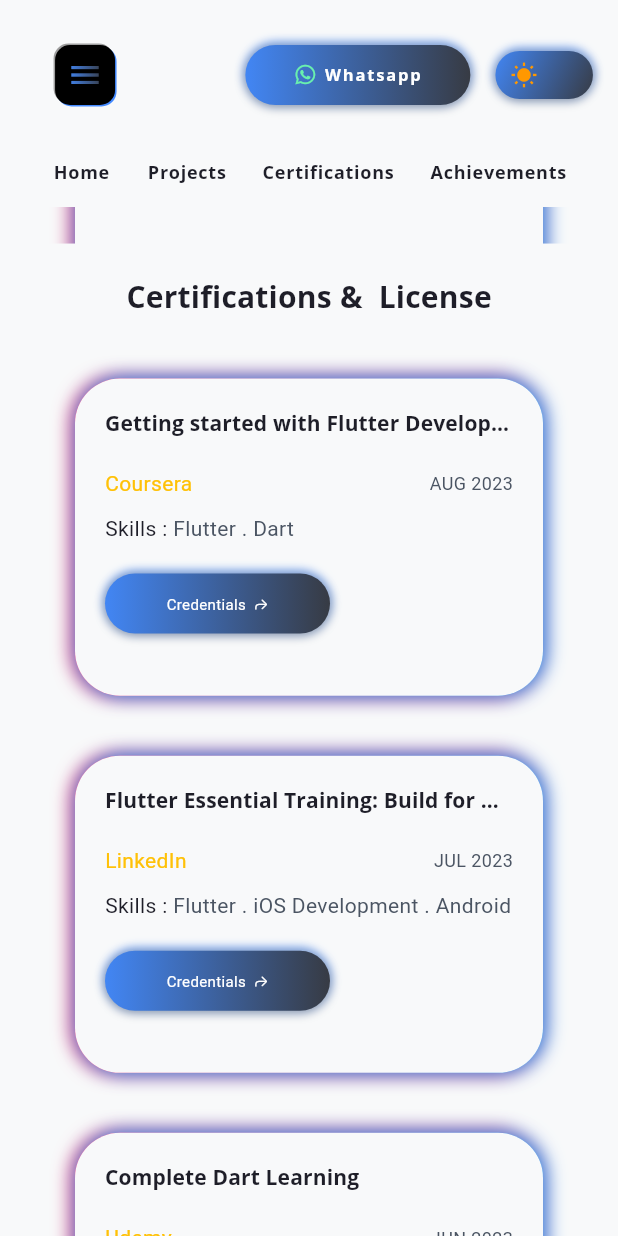
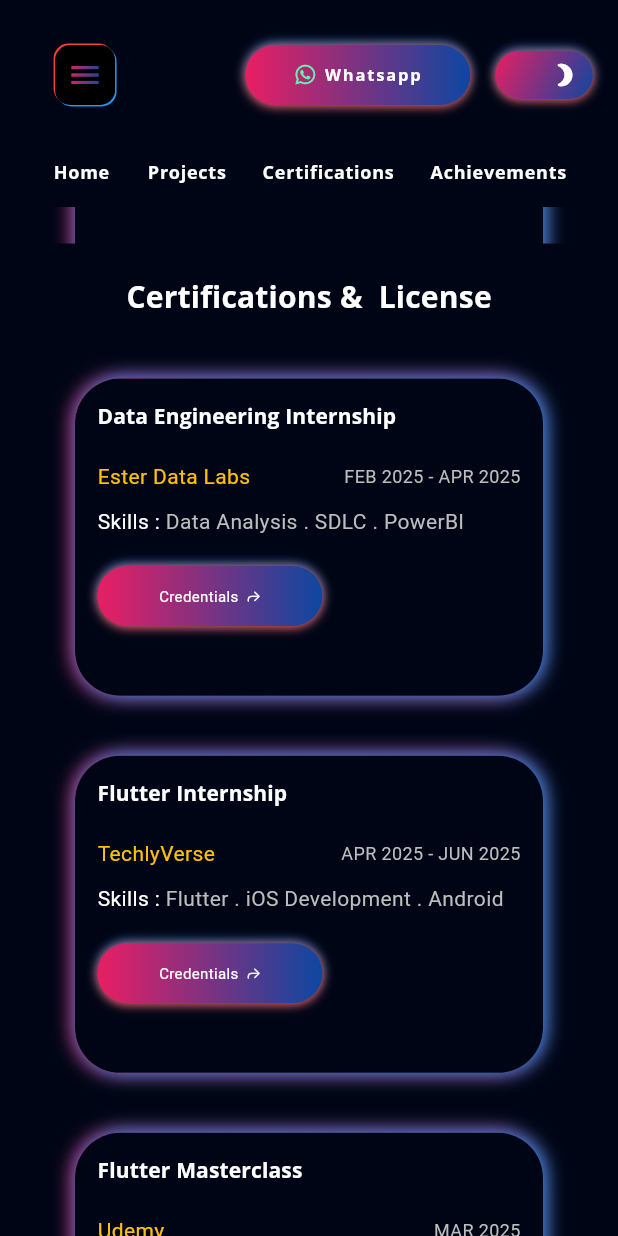
Before and after one commit to ZaidShaikh01/Portfolio-Flutter-WebApp, a Flutter app: the screen it shows after launch, scrolled down 1152 dp, on a phone screen of 412 x 824 dp. Run offline on Flutter 3.47's test engine with Material 3 defaults, Android fonts, the phone set to English and light mode, and no system bars; our stand-ins replace flutter_svg, font_awesome_flutter, get, google_fonts, photo_view.

Commit message:
Personal Detils added

```diff
--- a/lib/model/certificate_model.dart
+++ b/lib/model/certificate_model.dart
@@ -16,89 +16,97 @@
 
 List<CertificateModel> certificateList = [
   CertificateModel(
-    name: 'Getting started with Flutter Development',
-    organization: 'Coursera',
-    date: 'AUG 2023',
-    skills: 'Flutter . Dart',
-    credential:  'https://www.coursera.org/account/accomplishments/certificate/HQ4LFHSF4LKZ',
+    name: 'Data Engineering Internship',
+    organization: 'Ester Data Labs',
+    date: 'FEB 2025 - APR 2025',
+    skills: 'Data Analysis . SDLC . PowerBI',
+    credential:
+        'https://drive.google.com/file/d/1Gm-aEUW36o060od9t6NPxqhDfoMRgRkS/view',
   ),
   CertificateModel(
-    name: 'Flutter Essential Training: Build for Multiple Platforms',
-    organization: 'LinkedIn',
-    date: 'JUL 2023',
+    name: 'Flutter Internship',
+    organization: 'TechlyVerse',
+    date: 'APR 2025 - JUN 2025',
     skills: 'Flutter . iOS Development . Android Development',
-    credential:  'https://www.linkedin.com/learning/certificates/450fc4e2f495726aea50a067caf586869ccf0cb92ebcc5a4c7b5648a95754a8f',
+    credential:
+        'https://drive.google.com/file/d/1IjEXktf3uEhXcmDlSY2k4I-Y2QdxNgBe/view?usp=drive_link',
   ),
   CertificateModel(
-    name: 'Complete Dart Learning',
+    name: 'Flutter Masterclass',
     organization: 'Udemy',
-    date: 'JUN 2023',
+    date: 'MAR 2025',
     skills: 'Flutter . Dart . Programming',
-    credential:  'https://www.udemy.com/certificate/UC-5b01c756-0d20-4342-94e6-9d5860d1c95e/',
+    credential:
+        'https://www.udemy.com/certificate/UC-9a957f7d-c1c4-4cc1-9ca7-fe104b2b157d/',
   ),
   CertificateModel(
-    name: 'Flutter REST Movie App',
-    organization: 'Udemy',
-    date: 'AUG 2023',
-    skills: 'Flutter . Rest API\'s . Cloud',
-    credential:  'https://www.udemy.com/certificate/UC-22efc7ca-3df5-4f26-8025-4a1bd2672f19/',
+    name: 'IR4.O',
+    organization: 'TechSaksham,',
+    date: 'FEB 2025',
+    skills: 'Python . SQL . ShellScripting',
+    credential:
+        'https://drive.google.com/file/d/1i1ND1-AXycij5ttz41lxdufpAwzx5DF-/view?usp=drive_link',
   ),
-  CertificateModel(
-    name: 'Modularizing and Organizing Flutter Code',
-    organization: 'LinkedIn',
-    date: 'JUL 2023',
-    skills: 'Flutter . Clean Architecture',
-    credential:  'https://www.linkedin.com/learning/certificates/686276fa42629d4f1291da79ea46bfde0222954b60297a2e728c770768f23407',
-  ),
-  CertificateModel(
-    name: 'Powering Your App with Live Web Data',
-    organization: 'LinkedIn',
-    date: 'JUL 2023',
-    skills: 'Flutter . Dart . Firebase . API\'s',
-    credential:  'https://www.linkedin.com/learning/certificates/643f05463ae529f24bd9ea66a6ead9a20469bdb875a9ddda048c698eda3ee7c1',
-  ),
-  CertificateModel(
-    name: 'Firebase Cloud Firestore',
-    organization: 'LinkedIn',
-    date: 'JUL 2023',
-    skills: 'Flutter . Dart . Firebase . FireStore',
-    credential:  'https://www.linkedin.com/learning/certificates/8f8be25531d2bcdbab1972482150277f9a239a13ba4d314c0574638bf28d07d2',
-  ),
-  CertificateModel(
-    name: 'Android App Security',
-    organization: 'LinkedIn',
-    date: 'JUL 2023',
-    skills: 'Pentesting . Android App',
-    credential:  'https://www.linkedin.com/learning/certificates/1c6581b35d06edfbd6275d09e84b068e813880bf7d217b703716962d7aca3518',
-  ),
-  CertificateModel(
-    name: 'Foundations of Cybersecurity',
-    organization: 'Grow with Google on Coursera',
-    date: 'JUL 2023',
-    skills: 'Ethical Hacking . Linux . Cyber Security ',
-    credential:  'https://coursera.org/share/67e5cb0dd7c478f1d7ec81079c3a40b8',
-  ),
-  CertificateModel(
-    name: 'HTML, CSS, and Javascript for Web Developers',
-    organization: 'JUL Coursera',
-    date: 'JUL 2023',
-    skills: 'HTML . CSS . JS . Web Development',
-    credential:  'https://coursera.org/share/67e5cb0dd7c478f1d7ec81079c3a40b8',
-  ),
-  CertificateModel(
-    name: 'Network Defense Essentials (NDE)',
-    organization: 'EC-Council',
-    date: 'JUL 2023',
-    skills: 'Cyber Security . Networking ',
-    credential:  'https://codered.eccouncil.org/certificate/43a2d2a7-40ed-4230-9e65-a9aa0935e651?logged=false',
-  ),
-
-
-
-
-
-
-
-
-
+  // CertificateModel(
+  //   name: 'Flutter REST Movie App',
+  //   organization: 'Udemy',
+  //   date: 'AUG 2023',
+  //   skills: 'Flutter . Rest API\'s . Cloud',
+  //   credential:
+  //       'https://www.udemy.com/certificate/UC-22efc7ca-3df5-4f26-8025-4a1bd2672f19/',
+  // ),
+  // CertificateModel(
+  //   name: 'Modularizing and Organizing Flutter Code',
+  //   organization: 'LinkedIn',
+  //   date: 'JUL 2023',
+  //   skills: 'Flutter . Clean Architecture',
+  //   credential:
+  //       'https://www.linkedin.com/learning/certificates/686276fa42629d4f1291da79ea46bfde0222954b60297a2e728c770768f23407',
+  // ),
+  // CertificateModel(
+  //   name: 'Powering Your App with Live Web Data',
+  //   organization: 'LinkedIn',
+  //   date: 'JUL 2023',
+  //   skills: 'Flutter . Dart . Firebase . API\'s',
+  //   credential:
+  //       'https://www.linkedin.com/learning/certificates/643f05463ae529f24bd9ea66a6ead9a20469bdb875a9ddda048c698eda3ee7c1',
+  // ),
+  // CertificateModel(
+  //   name: 'Firebase Cloud Firestore',
+  //   organization: 'LinkedIn',
+  //   date: 'JUL 2023',
+  //   skills: 'Flutter . Dart . Firebase . FireStore',
+  //   credential:
+  //       'https://www.linkedin.com/learning/certificates/8f8be25531d2bcdbab1972482150277f9a239a13ba4d314c0574638bf28d07d2',
+  // ),
+  // CertificateModel(
+  //   name: 'Android App Security',
+  //   organization: 'LinkedIn',
+  //   date: 'JUL 2023',
+  //   skills: 'Pentesting . Android App',
+  //   credential:
+  //       'https://www.linkedin.com/learning/certificates/1c6581b35d06edfbd6275d09e84b068e813880bf7d217b703716962d7aca3518',
+  // ),
+  // CertificateModel(
+  //   name: 'Foundations of Cybersecurity',
+  //   organization: 'Grow with Google on Coursera',
+  //   date: 'JUL 2023',
+  //   skills: 'Ethical Hacking . Linux . Cyber Security ',
+  //   credential: 'https://coursera.org/share/67e5cb0dd7c478f1d7ec81079c3a40b8',
+  // ),
+  // CertificateModel(
+  //   name: 'HTML, CSS, and Javascript for Web Developers',
+  //   organization: 'JUL Coursera',
+  //   date: 'JUL 2023',
+  //   skills: 'HTML . CSS . JS . Web Development',
+  //   credential: 'https://coursera.org/share/67e5cb0dd7c478f1d7ec81079c3a40b8',
+  // ),
+  // CertificateModel(
+  //   name: 'Network Defense Essentials (NDE)',
+  //   organization: 'EC-Council',
+  //   date: 'JUL 2023',
+  //   skills: 'Cyber Security . Networking ',
+  //   credential:
+  //       'https://codered.eccouncil.org/certificate/43a2d2a7-40ed-4230-9e65-a9aa0935e651?logged=false',
+  // ),
 ];
--- a/lib/model/project_model.dart
+++ b/lib/model/project_model.dart
@@ -8,50 +8,35 @@
 
 List<Project> projectList = [
   Project(
-    'Coffee Application',
-    'Presenting "Coffee" - a Flutter UI application that invites you to indulge in a delightful coffee adventure. Immerse yourself in the world of rich aroma and flavor as you browse through an exquisite selection of specialty coffees. With a user-friendly interface, exploring different blends and discovering their unique details becomes a delightful experience.',
+    'Weather Application',
+    'Presenting "Weatherly" — a Flutter-powered weather application that brings forecasts to life with clarity and elegance. Stay informed and prepared as you explore real-time weather updates, temperature trends, and detailed forecasts in a sleek, intuitive interface. Whether you are planning your day or tracking storms, Weatherly makes it effortless to experience the world’s climate — one location at a time.',
     'assets/images/coffee.png',
-    'https://github.com/Hamad-Anwar/Coffe-Shop-Beautifull-UI',
+    'https://github.com/ZaidShaikh01/flutter_learn/tree/main/weather_app',
   ),
   Project(
-    'Car Controller Application UI',
-    'Car Control Dashboard is a user-friendly mobile application built using Flutter and powered by GetX for efficient state management. Enjoy a modern and intuitive design that adapts to various screen sizes, Interact with dynamic car controls, including speed, steering, and temperature. Realistic animations enhance the visual appeal, making it feel like you are controlling a real car!',
+    'TO-DO Application',
+    'Presenting "Taskly" — a Flutter-based to-do application designed to simplify your day and boost your productivity. Whether it\'s managing daily chores or tracking long-term goals, Taskly offers a clean, intuitive interface that helps you stay organized and focused. Add, edit, and complete tasks with ease — turning chaos into clarity, one task at a time.',
     'assets/images/car.png',
     'https://github.com/Hamad-Anwar/Car-Controller-Getx-Flutter',
   ),
   Project(
-      'Neumorphic Clockify',
-      'Neumorphic TimeKit is an open-source project that brings together the elegance of a beautifully designed alarm system, an analog clock with a neumorphic touch, and a feature-rich stopwatch. Whether you\'re looking for a functional alarm tool, a stylish desktop clock, or a precise stopwatch, TimeKit has you covered.',
+      'Plant Disease Detection',
+      'Presenting "Plant Disease Detector" — a Flutter application that empowers users to identify plant diseases using advanced on-device machine learning. Capture or upload leaf images effortlessly through the built-in image picker, and get instant diagnostic feedback powered by tflite_v2. With a smooth and intuitive UI, the app brings the power of TensorFlow Lite and ML Kit directly to your fingertips — helping you keep your plants healthy and thriving.',
       'assets/images/alarm.jpg',
-      'https://github.com/Hamad-Anwar/Neumorphic-Analog-Clockify'),
+      'https://github.com/ZaidShaikh01/Plant-Disease-Detection'),
   Project(
-      'CUI Aider',
-      'CUI AIDER is an extraordinary application that brings together augmented reality (AR), a robust student portal, intuitive class management, and a comprehensive GPA system, providing an all-encompassing solution for students.Using AR technology, CUI AIDER offers an immersive experience, allowing users to explore the complete university campus virtually. Through AR, students can visualize buildings, navigate with interactive directions, and gain a better understanding of their surroundings.',
+      'ShoeCart',
+      'Presenting "ShoeCart" — a modern Flutter UI application that showcases a sleek shoe shopping experience. Explore a curated collection of stylish footwear with an elegant interface, smooth animations, and interactive cart functionality. Designed with aesthetic precision and responsive layouts, ShoeCart offers a seamless and intuitive browsing experience for fashion-forward users.',
       'assets/images/cui.png',
-      'https://github.com/Hamad-Anwar/'),
+      'https://github.com/ZaidShaikh01/flutter_learn/tree/main/shoes_cart'),
   Project(
-      'Flutter Music Streaming Application',
-      'A Flutter music streaming application that allows users to play audio files from local storage. The app features a beautiful neumorphic UI design and provides a smooth user experience for browsing and playing music.',
-      'assets/images/player.png',
-      'https://github.com/Hamad-Anwar/Neumorphic-Music_Player-Flutter'),
+      'Global Chat',
+      'Presenting "Global Chat" — a real-time Flutter chat application that connects users instantly across the globe. Built using Firebase Authentication and Realtime Database, it enables seamless user sign-in and live message exchange in a dynamic chat interface. Whether you\'re chatting with one or many, Global Chat delivers a smooth, secure, and responsive messaging experience — powered entirely by the cloud.',
+      'assets/images/recipe.png',
+      'https://github.com/ZaidShaikh01/flutter_learn/tree/main/global_chat_app'),
   Project(
-      'Food Recipe App',
-      'This repository contains a Flutter implementation of a Food Recipe app with a captivating introduction section and impressive animations. It also features a signup and signin page with animations, elegantly presented on a bottom sheet.',
-      'assets/images/recipe.png',
-      'https://github.com/Hamad-Anwar/Food-Recipe-App-Flutter'),
-  Project(
-      'Task Sync Pro',
-      'Welcome to the Beautiful Task Scheduler App repository! This Flutter-based task management application combines elegant design with a robust backend, ensuring a seamless and organized task management experience. From stunning UI to real-time synchronization, this app has you covered.',
+      'FunFact',
+      'Presenting "FunFact" — a lightweight Flutter application that delivers interesting quotes and facts at your fingertips. Powered by the Dio package for efficient API handling, the app fetches fresh content with speed and simplicity. With a clean UI and smooth experience, FunFact offers a fun way to explore bite-sized wisdom, humor, and surprises — one tap at a time.',
       'assets/images/task.png',
-      'https://github.com/Hamad-Anwar/Task-Sync-Pro-Flutter'),
-  Project(
-      'Flutter Chat Application with Firebase',
-      'Welcome to our innovative Flutter chat application! This feature-rich messaging platform allows users to connect and communicate seamlessly through text and images. The app is built using Flutter for the frontend and integrates with Firebase for backend services, including authentication, real-time database, and storage.',
-      'assets/images/chat.png',
-      'https://github.com/Hamad-Anwar/Messenger-App-Backend-Firebase'),
-  Project(
-      'Doctor Appointment Application',
-      'Introducing the extraordinary "Doctor Appointment System" - a state-of-the-art Flutter UI application that redefines healthcare accessibility and efficiency. Seamlessly crafted, this app empowers users to effortlessly select doctors based on categories, engage in smooth messaging, and access detailed profiles.',
-      'assets/images/doctor.png',
-      'https://github.com/Hamad-Anwar/Doctor-Appointment-Application-UI'),
+      'https://github.com/ZaidShaikh01/flutter_learn/tree/main/funfact_app'),
 ];
--- a/lib/providers/theme_provider.dart
+++ b/lib/providers/theme_provider.dart
@@ -2,7 +2,7 @@
 import 'package:flutter_portfolio/res/constants.dart';
 
 class ThemeProvider extends ChangeNotifier {
-  AppTheme _theme = lightTheme;
+  AppTheme _theme = darkTheme;
 
   AppTheme get theme => _theme;
 
--- a/lib/res/constants.dart
+++ b/lib/res/constants.dart
@@ -60,10 +60,10 @@
   // boxShadowTwo: Color(0x332C5364),
   // buttonTextColor: Colors.white,
   primaryColor: Colors.white,
-  secondaryColor: const Color(0xFF242430), // Cyan accent
-  darkColor: const Color(0xFF191923), // Purple for CTAs
-  bodyTextColor: const Color(0xFFBDBDBD), // Light gray
-  bgColor: const Color(0xFF000515), // True dark background
+  secondaryColor: Color(0xFF242430), // Cyan accent
+  darkColor: Color(0xFF191923), // Purple for CTAs
+  bodyTextColor: Color(0xFFBDBDBD), // Light gray
+  bgColor: Color(0xFF000515), // True dark background
   textColor: Colors.white,
 
   linearColorOne: Colors.pink, // Dark teal
--- a/lib/view/certifications/components/certificates_details.dart
+++ b/lib/view/certifications/components/certificates_details.dart
@@ -22,7 +22,7 @@
       onTap: () {},
       borderRadius: BorderRadius.circular(30),
       child: AnimatedContainer(
-          padding: const EdgeInsets.all(defaultPadding),
+          padding: const EdgeInsets.all(defaultPadding - 5),
           height: double.infinity,
           width: double.infinity,
           decoration: BoxDecoration(
--- a/lib/view/splash/componenets/animated_loading_text.dart
+++ b/lib/view/splash/componenets/animated_loading_text.dart
@@ -18,7 +18,7 @@
           children: [
             LinearProgressIndicator(
               backgroundColor: Colors.black,
-              color: Colors.deepPurpleAccent,
+              color: Colors.pink,
               value: value,
             ),
             const SizedBox(
```
Also changed, not shown: 9 other files.
